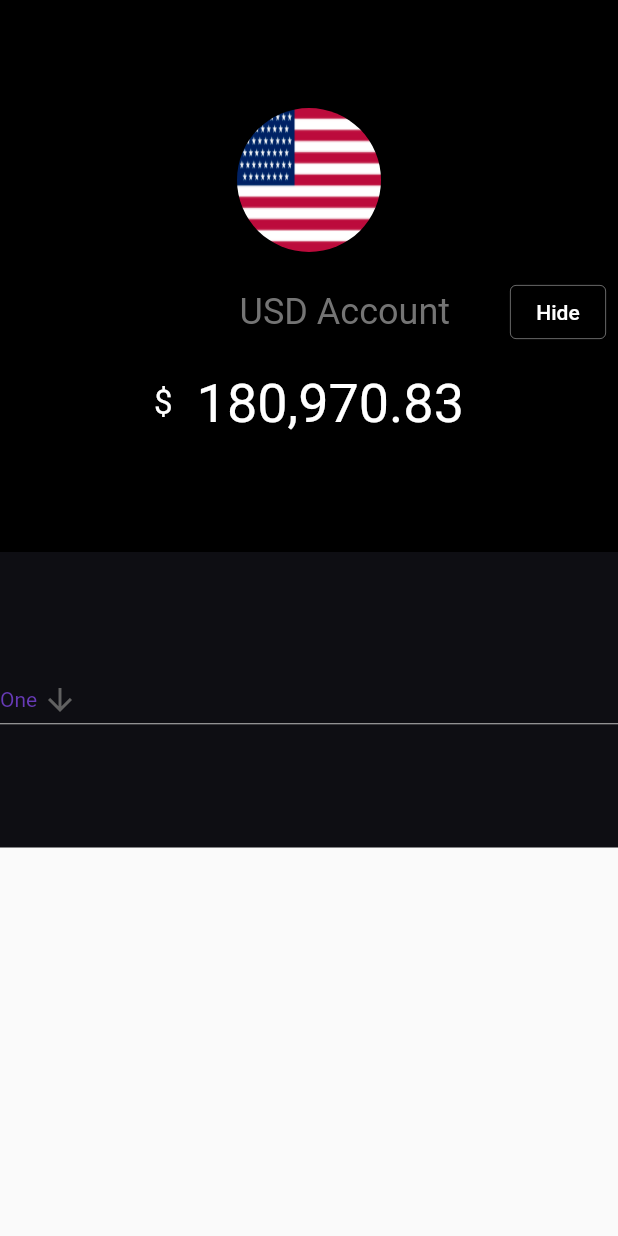
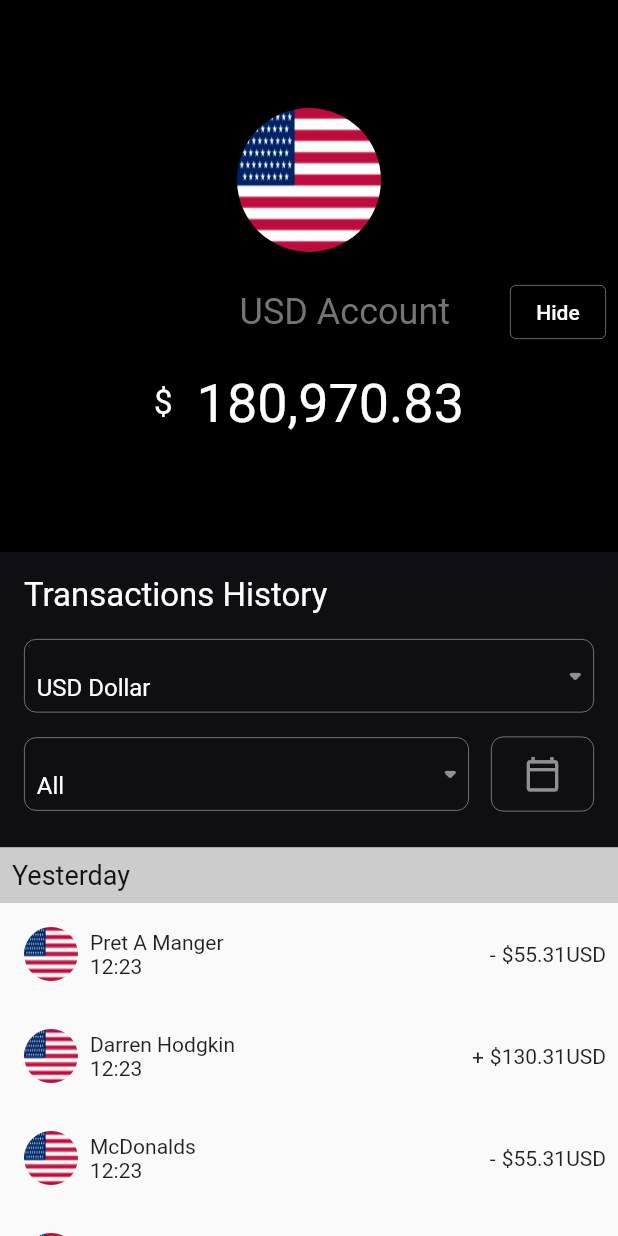
Before and after one commit to ikustow/test_task, a Flutter app: the screen it shows after launch, on a phone screen of 412 x 824 dp. Run offline on Flutter 3.47's test engine with Material 2 defaults, Android fonts, the phone set to English and light mode, and no system bars; our stand-ins replace bloc, equatable, flutter_bloc.

Commit message:
Filter and transaction sections added

```diff
--- a/lib/account/pages/account_page.dart
+++ b/lib/account/pages/account_page.dart
@@ -3,11 +3,11 @@ import 'package:flutter_bloc/flutter_bloc.dart';
 import '../../core/model/account.dart';
 import '../../core/model/transaction_list.dart';
 import '../../core/service/data_service.dart';
-import '../../generated/l10n.dart';
+import 'package:collection/collection.dart';
 import '../../theme/colors.dart';
-import '../../theme/sizes.dart';
 import '../bloc/account_bloc.dart';
 import '../ui/account_section.dart';
+import '../ui/filter_section.dart';
 
 class AccountPage extends StatelessWidget {
   const AccountPage({Key? key}) : super(key: key);
@@ -26,7 +26,6 @@ class AccountPage extends StatelessWidget {
             );
           }
           if (state is AccountDataLoaded) {
-            print('object');
             return AccountWidget(
               transactions: state.transactions,
               accData: state.accData,
@@ -54,72 +53,184 @@ class AccountWidget extends StatelessWidget {
       appBar: AppBar(
           //  title: Text(accData.name.toString()),
           ),
-      body: Center(
+      body: SingleChildScrollView(
+        child: Center(
           child: Column(
             children: [
               AccountSection(
                 accData: accData,
               ),
-            FilterSection(),
-            TransactionSection(),
+              const FilterSection(),
+              TransactionSection(transactions: transactions),
             ],
+          ),
         ),
       ),
     );
   }
 }
 
+class TransactionSection extends StatelessWidget {
+  final TransactionList transactions;
 
-class FilterSection extends StatefulWidget {
-  const FilterSection({Key? key}) : super(key: key);
+  const TransactionSection({Key? key, required this.transactions})
+      : super(key: key);
 
   @override
-  State<FilterSection> createState() => _FilterSectionState();
-}
-
-class _FilterSectionState extends State<FilterSection> {
-  @override
   Widget build(BuildContext context) {
-
-    String dropdownValue = 'One';
+    final List dates = datesFromList(transactions);
 
     return Container(
-      color: secondaryColor,
-      height: filterContainerHeight,
-      child: Column(
-        mainAxisAlignment: MainAxisAlignment.center,
-        crossAxisAlignment: CrossAxisAlignment.stretch,
-        children: [
-          DropdownButton<String>(
-            value: dropdownValue,
-            icon: const Icon(Icons.arrow_downward),
-            elevation: 24,
-            style: const TextStyle(color: Colors.deepPurple),
-           onChanged: (String? newValue) {
-              setState(() {
-                dropdownValue = newValue!;
-              });
+      child: ListView.builder(
+        shrinkWrap: true,
+        itemCount: dates.length,
+        itemBuilder: (_, index) {
+          final listOfTransactions = transactions.transactions!.toList();
+          final listByDate = listOfTransactions
+              .where((element) => element.date == dates[index]);
+
+          return ListViewWidget(
+            date: dates[index],
+            transactions: listByDate.toList(),
+          );
         },
-            items: <String>['One', 'Two', 'Free', 'Four']
-                .map<DropdownMenuItem<String>>((String value) {
-              return DropdownMenuItem<String>(
-                value: value,
-                child: Text(value),
-              );
-            }).toList(),
-          ),
-
-        ],
       ),
     );
   }
 }
 
-class TransactionSection extends StatelessWidget {
-  const TransactionSection({Key? key}) : super(key: key);
+class ListViewWidget extends StatelessWidget {
+  final String date;
+  final List<Transactions> transactions;
+
+  const ListViewWidget(
+      {Key? key, required this.date, required this.transactions})
+      : super(key: key);
 
   @override
   Widget build(BuildContext context) {
-    return Container();
+    return Column(
+      crossAxisAlignment: CrossAxisAlignment.start,
+      children: [
+        GroupHeaderWidget(date: date),
+        for (Transactions element in transactions)
+          Padding(
+            padding: const EdgeInsets.all(8.0),
+            child: TransactionColumnWidget(
+              element: element,
+            ),
+          )
+      ],
+    );
   }
 }
+
+class GroupHeaderWidget extends StatelessWidget {
+  final String date;
+
+  const GroupHeaderWidget({Key? key, required this.date}) : super(key: key);
+
+  @override
+  Widget build(BuildContext context) {
+    return Container(
+      width: MediaQuery.of(context).size.width,
+      color: listHeaderColor,
+      child: Padding(
+        padding: const EdgeInsets.all(8.0),
+        child: Text(
+          date,
+          style: transactionsHeaderStyle,
+        ),
+      ),
+    );
+  }
+}
+
+class TransactionColumnWidget extends StatelessWidget {
+  final Transactions element;
+
+  const TransactionColumnWidget({Key? key, required this.element})
+      : super(key: key);
+
+  @override
+  Widget build(BuildContext context) {
+    return Row(
+      mainAxisAlignment: MainAxisAlignment.spaceBetween,
+      children: [
+        CustomerRow(element: element,),
+        AmountRow(element: element,),
+      ],
+    );
+  }
+}
+
+class CustomerRow extends StatelessWidget {
+  final Transactions element;
+  const CustomerRow({Key? key, required this.element}) : super(key: key);
+
+  @override
+  Widget build(BuildContext context) {
+    return Row(
+      children: [
+        Padding(
+          padding: const EdgeInsets.all(8.0),
+          child: ClipRRect(
+            borderRadius: BorderRadius.circular(48), // Image border
+            child: SizedBox.fromSize(
+              size: const Size.fromRadius(18), // Image radius
+              child: Image.asset('images/flag.png', fit: BoxFit.fill),
+            ),
+          ),
+        ),
+        Column(
+          crossAxisAlignment: CrossAxisAlignment.start,
+          children: [
+            Text(element.customer.toString()),
+            Text(element.time.toString())
+          ],
+        ),
+      ],
+    );
+  }
+}
+
+
+class AmountRow extends StatelessWidget {
+  final Transactions element;
+  const AmountRow({Key? key, required this.element}) : super(key: key);
+
+  @override
+  Widget build(BuildContext context) {
+    return Row(
+      children: [
+        Padding(
+          padding: const EdgeInsets.symmetric(horizontal: 4.0),
+          child: Text(element.type.toString()),
+        ),
+        Text(element.currencySymbol.toString()),
+        Text(element.amount.toString()),
+        Text(element.currency.toString()),
+      ],
+    );
+  }
+}
+
+
+
+datesFromList(TransactionList transactionsValue) {
+  List uniqueDates = [];
+
+  if (transactionsValue.transactions != null) {
+    for (Transactions element in transactionsValue.transactions!.toList()) {
+      uniqueDates.add(element.date.toString());
+    }
+  }
+  List uniqueList = uniqueDates.toSet().toList();
+  return uniqueList;
+}
+
+const TextStyle transactionsHeaderStyle = TextStyle(
+  color: listHeaderTextColor,
+  fontWeight: FontWeight.w400,
+  fontSize: 18,
+);
--- a/lib/account/ui/account_section.dart
+++ b/lib/account/ui/account_section.dart
@@ -13,8 +13,7 @@ class AccountSection extends StatelessWidget {
 
   @override
   Widget build(BuildContext context) {
-    return SingleChildScrollView(
-      child: Container(
+    return Container(
       height: accountContainerHeight,
       color: mainColor,
       child: Center(
@@ -40,11 +39,11 @@ class AccountSection extends StatelessWidget {
                   accData.name.toString(),
                   style: accountNameStyle,
                 ),
-                  SizedBox(
+                const SizedBox(
                   width: 32,
                 ),
-                  Padding(
-                    padding: const EdgeInsets.symmetric(horizontal: 8.0),
+                const Padding(
+                  padding: EdgeInsets.symmetric(horizontal: 8.0),
                   child: HideButton(),
                 ),
               ],
@@ -75,7 +74,6 @@ class AccountSection extends StatelessWidget {
           ],
         ),
       ),
-      ),
     );
   }
 }
@@ -87,14 +85,14 @@ class HideButton extends StatelessWidget {
   Widget build(BuildContext context) {
     return OutlinedButton(
       onPressed: () {},
+      style: OutlinedButton.styleFrom(
+        fixedSize: const Size(8, 8),
+        side: const BorderSide(
+            width: 0.5, color: Colors.white54, style: BorderStyle.solid),
+      ),
       child: Text(
         S.of(context).hideButtonTitle,
         style: hideButtonTitleStyle,
-      ),
-      style: OutlinedButton.styleFrom(
-        fixedSize: Size(8, 8),
-        side: BorderSide(
-            width: 0.5, color: Colors.white54, style: BorderStyle.solid),
       ),
     );
   }
--- /dev/null
+++ b/lib/account/ui/currency_dropdown_button.dart
@@ -0,0 +1,81 @@
+
+import 'package:flutter/material.dart';
+
+import '../../theme/colors.dart';
+
+class CurrencyDropdownButton extends StatefulWidget {
+  const CurrencyDropdownButton({Key? key}) : super(key: key);
+
+  @override
+  State<CurrencyDropdownButton> createState() => _CurrencyDropdownButtonState();
+}
+
+class _CurrencyDropdownButtonState extends State<CurrencyDropdownButton> {
+
+  final List<String> _datesList = ["USD Dollar", "Euro", "ZAR", "RUB"];
+
+  // the selected value
+  String? _selectedDatesList;
+
+  @override
+  Widget build(BuildContext context) {
+    return Container(
+      decoration: BoxDecoration(
+          borderRadius: BorderRadius.circular(8),
+          border: Border.all(width: 0.5, color: Colors.white54)
+      ),
+      child: DropdownButton<String>(
+        value: _selectedDatesList,
+        onChanged: (value) {
+          setState(() {
+            _selectedDatesList = value;
+          });
+        },
+        //borderRadius: BorderRadius.circular(8),
+        alignment: Alignment.centerLeft,
+        hint:  Padding(
+          padding: const EdgeInsets.only(top: 16.0, left: 8),
+          child: Text(
+            _datesList.first.toString(),
+            style: TextStyle(color: Colors.white),
+          ),
+        ),
+        // Hide the default underline
+        underline: Container(),
+        // set the color of the dropdown menu
+        dropdownColor: Colors.black,
+        icon: const Icon(
+          Icons.arrow_drop_down_rounded,
+          color: Colors.white54,
+        ),
+        isExpanded: true,
+        items: _datesList
+            .map((e) => DropdownMenuItem(
+          value: e,
+          child: Container(
+            alignment: Alignment.centerLeft,
+            child: Text(
+              e,
+              style: dropdownTitleStyle,
+            ),
+          ),
+        ))
+            .toList(),
+        selectedItemBuilder: (BuildContext context) => _datesList
+            .map((e) => Padding(
+          padding: const EdgeInsets.only(top: 16.0, left: 8),
+          child: Text(
+            e,
+            style: dropdownTitleStyle,
+          ),
+        ))
+            .toList(),
+      ),
+    );
+  }
+}
+
+const TextStyle dropdownTitleStyle = TextStyle(
+  color: textMainWhiteColor,
+  fontSize: 18,
+);
--- /dev/null
+++ b/lib/account/ui/dates_dropdown_button.dart
@@ -0,0 +1,78 @@
+import 'package:flutter/material.dart';
+
+import '../../theme/colors.dart';
+import 'currency_dropdown_button.dart';
+
+class DatesDropdownButton extends StatefulWidget {
+  const DatesDropdownButton({Key? key}) : super(key: key);
+
+  @override
+  State<DatesDropdownButton> createState() => _DatesDropdownButtonState();
+}
+
+class _DatesDropdownButtonState extends State<DatesDropdownButton> {
+
+  final List<String> _currencyList = ["All", "Yesterday", "Sat, Dec 11", "Thurs, Dec 9"];
+
+  // the selected value
+  String? _selectedCurrencyList;
+
+  @override
+  Widget build(BuildContext context) {
+    final double widthSize = MediaQuery.of(context).size.width*0.72;
+    return Container(
+      width: widthSize,
+      decoration: BoxDecoration(
+          borderRadius: BorderRadius.circular(8),
+          border: Border.all(width: 0.5, color: Colors.white54)
+      ),
+      child: DropdownButton<String>(
+        value: _selectedCurrencyList,
+        onChanged: (value) {
+          setState(() {
+            _selectedCurrencyList = value;
+          });
+        },
+        //borderRadius: BorderRadius.circular(8),
+        alignment: Alignment.centerLeft,
+        hint:  Padding(
+          padding: const EdgeInsets.only(top: 16.0, left: 8),
+          child: Text(
+            _currencyList.first.toString(),
+            style: const TextStyle(color: textMainWhiteColor),
+          ),
+        ),
+        // Hide the default underline
+        underline: Container(),
+        // set the color of the dropdown menu
+        dropdownColor: Colors.black,
+        icon: const Icon(
+          Icons.arrow_drop_down_rounded,
+          color: Colors.white54,
+        ),
+        isExpanded: true,
+        items: _currencyList
+            .map((e) => DropdownMenuItem(
+          value: e,
+          child: Container(
+            alignment: Alignment.centerLeft,
+            child: Text(
+              e,
+              style: dropdownTitleStyle,
+            ),
+          ),
+        ))
+            .toList(),
+        selectedItemBuilder: (BuildContext context) => _currencyList
+            .map((e) => Padding(
+          padding: const EdgeInsets.only(top: 16.0, left: 8),
+          child: Text(
+            e,
+            style: dropdownTitleStyle,
+          ),
+        ))
+            .toList(),
+      ),
+    );
+  }
+}
--- /dev/null
+++ b/lib/account/ui/filter_section.dart
@@ -0,0 +1,83 @@
+import 'package:flutter/material.dart';
+import 'package:test_task/account/ui/currency_dropdown_button.dart';
+import 'package:test_task/account/ui/dates_dropdown_button.dart';
+
+import '../../generated/l10n.dart';
+import '../../theme/colors.dart';
+import '../../theme/sizes.dart';
+
+class FilterSection extends StatefulWidget {
+  const FilterSection({Key? key}) : super(key: key);
+
+  @override
+  State<FilterSection> createState() => _FilterSectionState();
+}
+
+class _FilterSectionState extends State<FilterSection> {
+  @override
+  Widget build(BuildContext context) {
+
+
+    return Container(
+
+      color: secondaryColor,
+      height: filterContainerHeight,
+      child: Padding(
+        padding: const EdgeInsets.all(8.0),
+        child: Column(
+          crossAxisAlignment: CrossAxisAlignment.start,
+          children: [
+            Padding(
+              padding: const EdgeInsets.all(8.0),
+              child: Text(S.of(context).transactionHistoryTitle, style: (transactionsHistoryStyle),),
+            ),
+            const Padding(
+              padding: EdgeInsets.all(8.0),
+              child: CurrencyDropdownButton(),
+            ),
+            Padding(
+              padding: const EdgeInsets.all(8.0),
+              child: Row(
+                mainAxisAlignment: MainAxisAlignment.spaceBetween,
+                children: const [
+                  DatesDropdownButton(),
+                  CalendarContainer(),
+                ],
+              ),
+            ),
+
+          ],
+        ),
+      ),
+    );
+  }
+}
+
+
+class CalendarContainer extends StatelessWidget {
+  const CalendarContainer({Key? key}) : super(key: key);
+
+  @override
+  Widget build(BuildContext context) {
+    final double widthSize = MediaQuery.of(context).size.width/6;
+    return Container(
+      width: widthSize,
+      decoration: BoxDecoration(
+          borderRadius: BorderRadius.circular(8),
+          border: Border.all(width: 0.5, color: Colors.white54)
+      ),
+      child: const Padding(
+        padding: EdgeInsets.all(12.0),
+        child: Icon(Icons.calendar_today_outlined,
+          color: Colors.white54,
+          size: 25,),
+      ),
+    );
+  }
+}
+
+
+const TextStyle transactionsHistoryStyle = TextStyle(
+  color: textMainWhiteColor,
+  fontSize: 22,
+);
--- a/lib/core/model/transaction_list.dart
+++ b/lib/core/model/transaction_list.dart
@@ -5,6 +5,9 @@ class TransactionList {
   List<Transactions>? transactions;
 
   TransactionList({this.accountID, this.transactions});
+
+
+
 
   TransactionList.fromJson(Map<String, dynamic> json) {
     accountID = json['accountID'];
--- a/lib/l10n/intl_en.arb
+++ b/lib/l10n/intl_en.arb
@@ -1,4 +1,4 @@
 {
-  "transactionHistoryTitle": "Transaction History",
+  "transactionHistoryTitle": "Transactions History",
   "hideButtonTitle": "Hide"
 }
--- a/lib/theme/colors.dart
+++ b/lib/theme/colors.dart
@@ -11,3 +11,4 @@ const Color textMainGreyColor = Color.fromRGBO(116 , 116, 116, 1);
 const Color textSecondaryBlackColor = Color.fromRGBO(0, 0, 0, 1);
 
 const Color listSubtitleColor = Color.fromRGBO(170, 170, 170, 1);
+const Color listHeaderTextColor = Color.fromRGBO(20, 20, 20, 1);
--- a/pubspec.yaml
+++ b/pubspec.yaml
@@ -36,6 +36,7 @@ dependencies:
   cupertino_icons: ^1.0.2
 
 dev_dependencies:
+  collection: ^1.14.13
   flutter_bloc: ^8.0.1
   equatable: ^2.0.3
   flutter_localizations:
```
Also changed, not shown: lib/generated/intl/messages_en.dart, lib/generated/l10n.dart, pubspec.lock. Lines whose indentation alone changed are shown as unchanged.
